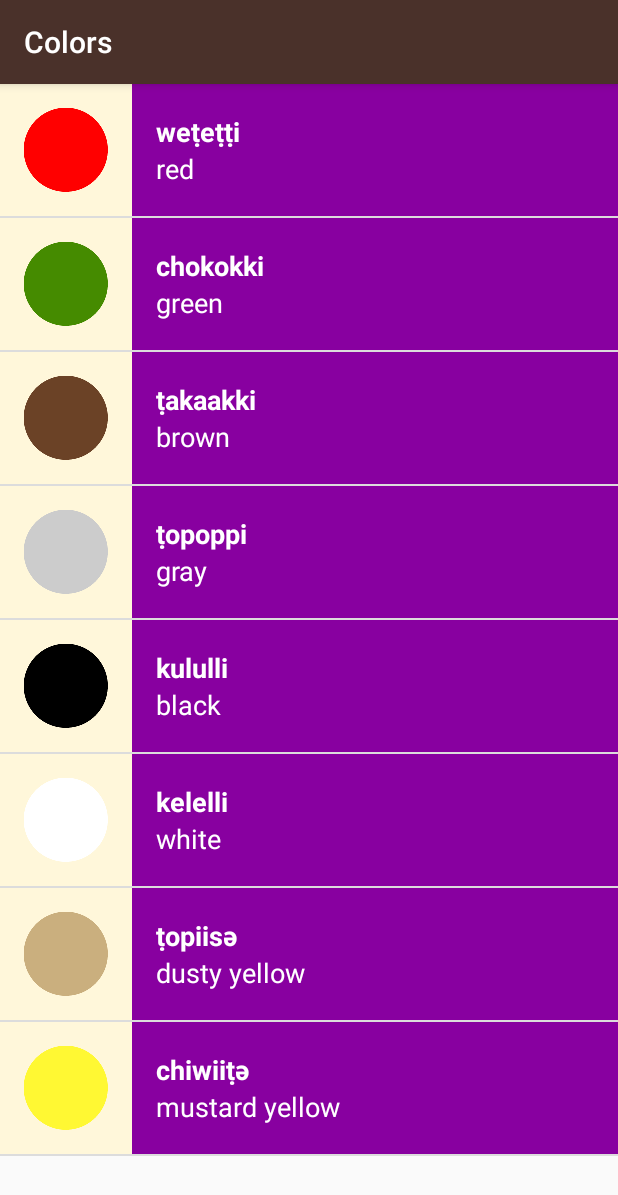
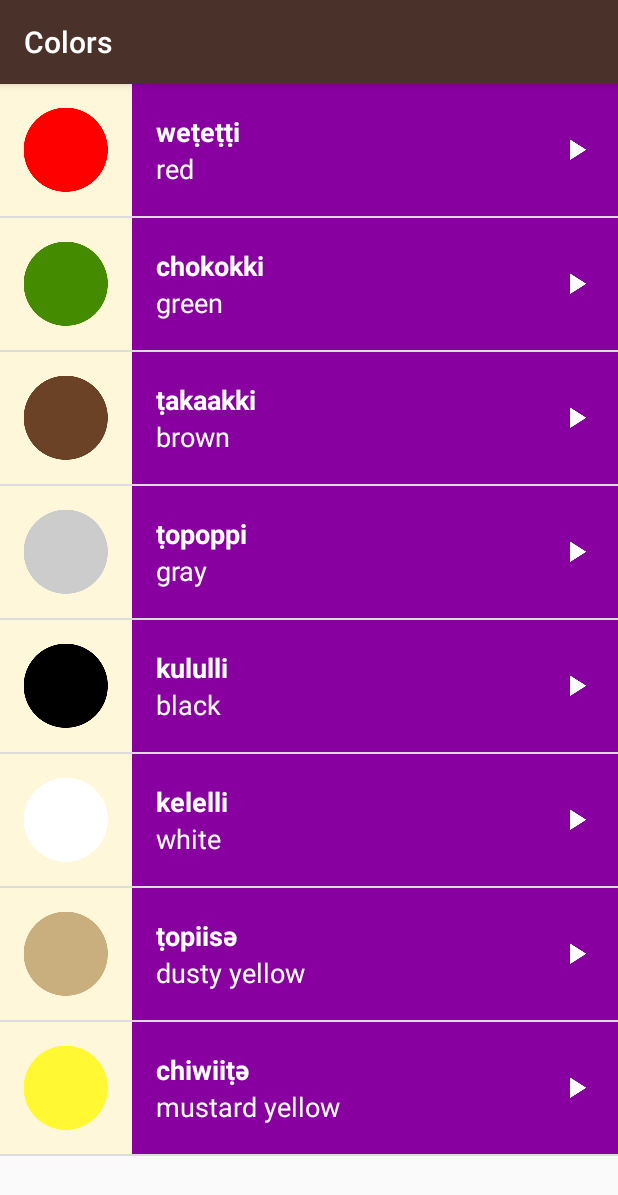
Before and after one commit to jaytyoung1/Miwok, an Android app: the ColorsActivity screen opened directly, with no data from a screen before it, on a phone screen of 412 x 824 dp. Shown: the top 1195 px of the screen. Run offline under Robolectric (Android 15) with nearby library versions, the phone set to English and light mode, and no system bars.

Commit message:
Add play button to ListItem layout

```diff
--- a/app/src/main/res/layout/list_item.xml
+++ b/app/src/main/res/layout/list_item.xml
@@ -1,12 +1,11 @@
 <?xml version="1.0" encoding="utf-8"?>
 <!-- Layout for a single list item -->
-<LinearLayout
+<RelativeLayout
     xmlns:android="http://schemas.android.com/apk/res/android"
     xmlns:tools="http://schemas.android.com/tools"
     android:layout_width="match_parent"
-    android:layout_height="wrap_content"
+    android:layout_height="@dimen/list_item_height"
     android:background="@color/tan_background"
-    android:minHeight="@dimen/list_item_height"
     android:orientation="horizontal">
 
     <ImageView
@@ -17,7 +16,11 @@
     <LinearLayout
         android:id="@+id/text_container"
         android:layout_width="match_parent"
-        android:layout_height="match_parent"
+        android:layout_height="@dimen/list_item_height"
+        android:layout_alignParentBottom="true"
+        android:layout_alignParentRight="true"
+        android:layout_alignParentTop="true"
+        android:layout_toRightOf="@+id/image"
         android:orientation="vertical"
         android:paddingLeft="16dp">
 
@@ -43,4 +46,13 @@
             tools:text="one"/>
 
     </LinearLayout>
-</LinearLayout>
+
+    <ImageView
+        android:layout_width="24dp"
+        android:layout_height="24dp"
+        android:layout_alignParentRight="true"
+        android:layout_centerVertical="true"
+        android:layout_marginRight="16dp"
+        android:src="@drawable/ic_play_arrow"/>
+
+</RelativeLayout>
```
